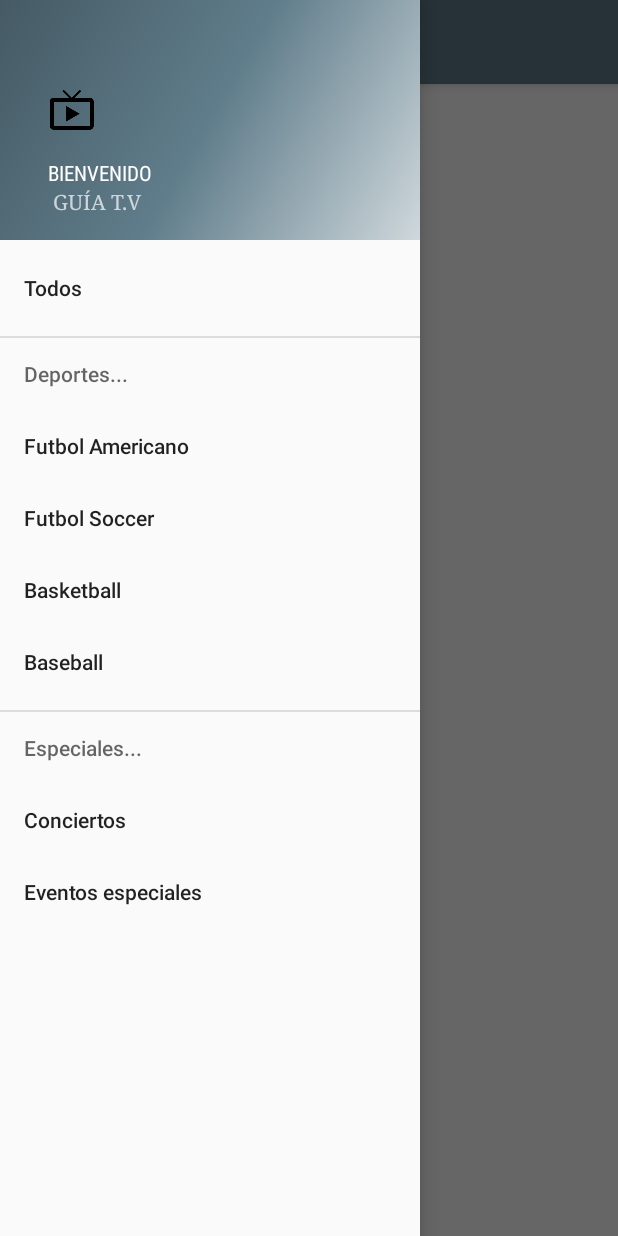
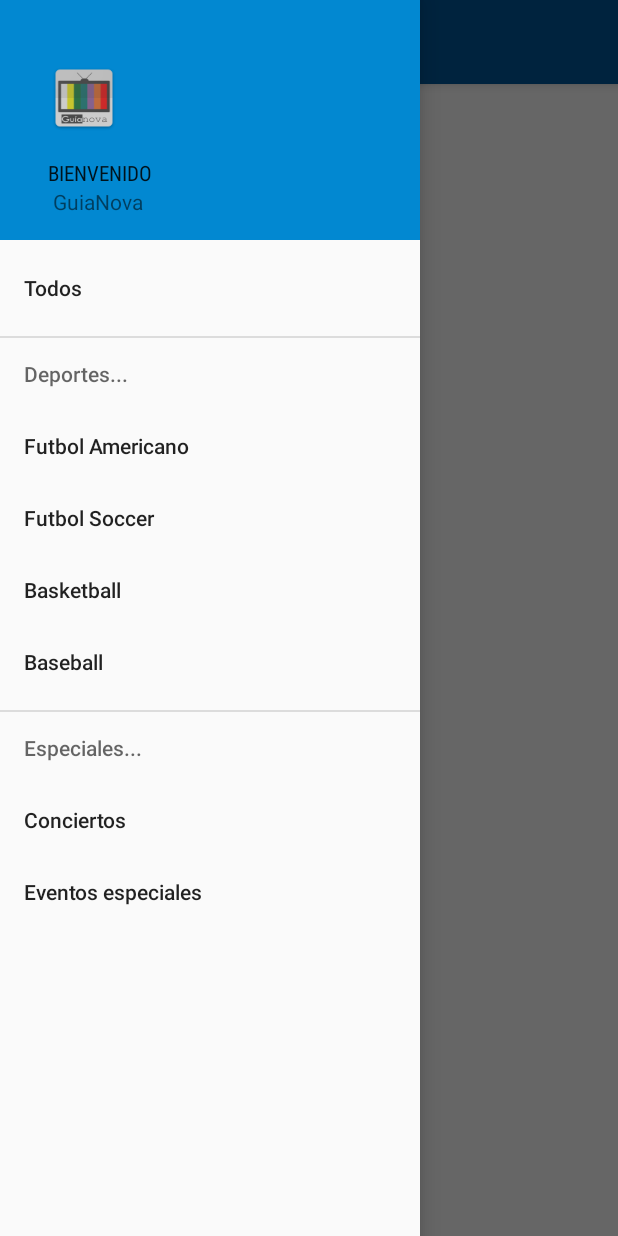
Before and after one commit to GerardRC17/movilesApp, an Android app: the screen it shows after launch (MainActivity), with the side drawer open, on a phone screen of 412 x 824 dp. Run offline under Robolectric (Android 15) with nearby library versions, the phone set to English and light mode, and no system bars.

```diff
--- a/app/build.gradle
+++ b/app/build.gradle
@@ -3,6 +3,7 @@ apply plugin: 'com.android.application'
 android {
     compileSdkVersion 27
     buildToolsVersion "25.0.3"
+
     defaultConfig {
         applicationId 'mx.novaterra.mobile.com.guia'
         minSdkVersion 21
--- a/app/src/main/res/layout/app_bar_main.xml
+++ b/app/src/main/res/layout/app_bar_main.xml
@@ -9,7 +9,8 @@
     <android.support.design.widget.AppBarLayout
         android:layout_width="match_parent"
         android:layout_height="wrap_content"
-        android:theme="@style/AppTheme.AppBarOverlay">
+        android:theme="@style/AppTheme.AppBarOverlay"
+        android:background="@color/blue" >
 
         <android.support.v7.widget.Toolbar
             android:id="@+id/toolbar"
--- a/app/src/main/res/layout/nav_header_main.xml
+++ b/app/src/main/res/layout/nav_header_main.xml
@@ -3,21 +3,22 @@
     xmlns:app="http://schemas.android.com/apk/res-auto"
     android:layout_width="match_parent"
     android:layout_height="@dimen/nav_header_height"
-    android:background="@drawable/side_nav_bar"
+    android:background="@color/midleblue"
     android:gravity="bottom"
     android:orientation="vertical"
     android:paddingBottom="@dimen/activity_vertical_margin"
     android:paddingLeft="@dimen/activity_horizontal_margin"
     android:paddingRight="@dimen/activity_horizontal_margin"
     android:paddingTop="@dimen/activity_vertical_margin"
-    android:theme="@style/ThemeOverlay.AppCompat.Dark">
+    android:theme="@style/ThemeOverlay.AppCompat.Light"
+    >
 
     <ImageView
         android:id="@+id/imageView"
         android:layout_width="wrap_content"
         android:layout_height="wrap_content"
         android:paddingTop="@dimen/nav_header_vertical_spacing"
-        app:srcCompat="@mipmap/ic_live_tv_black_48dp" />
+        app:srcCompat="@mipmap/tele1" />
 
     <TextView
         android:layout_width="match_parent"
@@ -31,7 +32,7 @@
         android:id="@+id/textView"
         android:layout_width="wrap_content"
         android:layout_height="wrap_content"
-        android:fontFamily="serif"
-        android:text=" GUÍA T.V" />
+        android:fontFamily="arial"
+        android:text=" GuiaNova" />
 
 </LinearLayout>
--- a/app/src/main/res/values/colors.xml
+++ b/app/src/main/res/values/colors.xml
@@ -15,4 +15,7 @@
     <color name="AMARILLO">#FCFA36</color>
     <color name="CELESTE">#ADDBD9</color>
     <color name="COBALTO">#0C23B1</color>
+    <color name="ligtblue">#E1F5FE</color>
+    <color name="blue">#01579B</color>
+    <color name="midleblue">#0288D1</color>
 </resources>
```
Also changed, not shown: app/src/main/AndroidManifest.xml (+5 -4 lines), app/src/main/res/layout/fragment_description.xml (+26 -16 lines), app/src/main/res/menu/activity_main_drawer.xml (+6 -3 lines), app/src/main/res/mipmap-hdpi/tele1.png (added).
